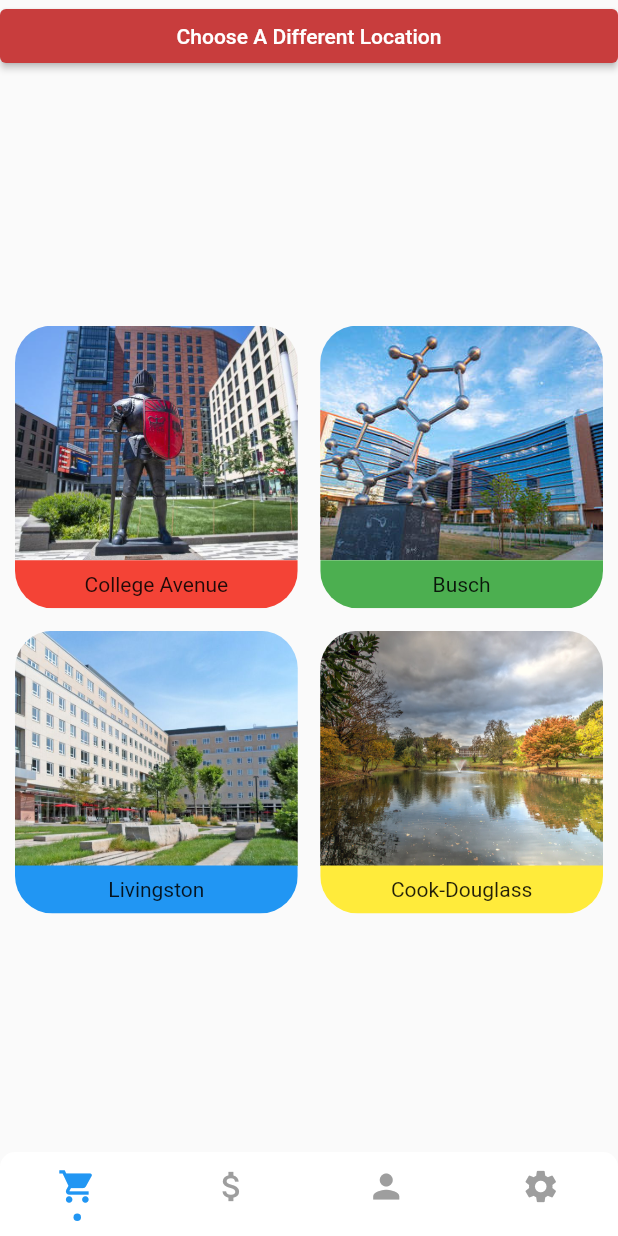
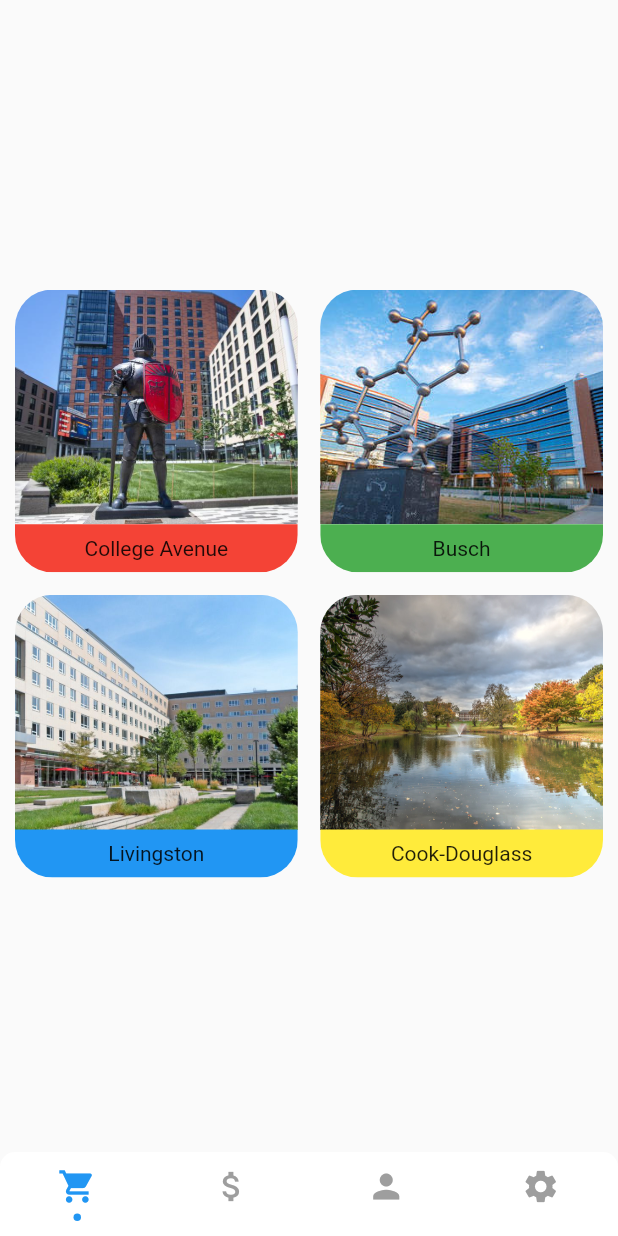
Before and after one commit to SoPat712/RUSwipeShare, a Flutter app: the screen it shows once a user with an empty profile is signed in, on a phone screen of 412 x 824 dp. Run offline on Flutter 3.47's test engine with Material 2 defaults, Android fonts, the phone set to English and light mode, and no system bars; drawn by our look-alikes of persistent_bottom_nav_bar; our stand-ins replace cloud_firestore, firebase_auth, firebase_core, firebase_database, flutter_credit_card; missing offline and left inert: dart:ffi, flutter_stripe, flutterfire_ui, material_dialogs; accounts and stored records are empty.

```diff
--- a/lib/buy.dart
+++ b/lib/buy.dart
@@ -16,19 +16,7 @@ class BuyScreen extends StatefulWidget {
 class _BuyScreenState extends State<BuyScreen> {
   @override
   Widget build(BuildContext context) {
-    TimeOfDay _time = TimeOfDay.now();
-    return Scaffold(
-      body: Column(
-        children: [
-          Container(
-            width: double.infinity,
-            child: ElevatedButton(
-                onPressed: () {}, child: Text("Choose A Different Location")),
-          ),
-          const Expanded(child: ContentDisplay()),
-        ],
-      ),
-    );
+    return ContentDisplay();
   }
 }
 
@@ -173,12 +161,16 @@ class ContentDisplay extends StatefulWidget {
 class _CampusGridViewState extends State<ContentDisplay> {
   CampusState _currentState = CampusState.campuses;
   List<String> _diningOptions = List.empty();
-  String selectedLocation = "";
+  String _selectedLocation = "";
   @override
   Widget build(BuildContext context) {
     switch (_currentState) {
       case CampusState.campuses:
-        return Center(
+        return Scaffold(
+          body: Column(
+            children: [
+              Expanded(
+                  child: Center(
                 child: GridView.count(
                   shrinkWrap: true,
                   physics: NeverScrollableScrollPhysics(),
@@ -286,9 +278,27 @@ class _CampusGridViewState extends State<ContentDisplay> {
                     ),
                   ],
                 ),
+              )),
+            ],
+          ),
         );
       case CampusState.list_options:
-        return ListView.builder(
+        return Scaffold(
+            body: Column(
+          children: [
+            Container(
+              width: double.infinity,
+              child: ElevatedButton(
+                  onPressed: () {
+                    setState(() {
+                      _currentState = CampusState.campuses;
+                    });
+                  },
+                  child: Text("Choose A Different Location")),
+            ),
+            Expanded(
+              child: ListView.builder(
+                physics: BouncingScrollPhysics(),
                 itemCount: _diningOptions.length,
                 padding: EdgeInsets.zero,
                 itemBuilder: (BuildContext context, int index) {
@@ -296,7 +306,7 @@ class _CampusGridViewState extends State<ContentDisplay> {
                     onTap: () {
                       setState(() {
                         _currentState = CampusState.offers;
-                    selectedLocation = _diningOptions.elementAt(index);
+                        _selectedLocation = _diningOptions.elementAt(index);
                       });
                     },
                     child: Container(
@@ -324,10 +334,34 @@ class _CampusGridViewState extends State<ContentDisplay> {
                       ),
                     ),
                   );
+                },
+              ),
+            ),
+          ],
+        ));
+      case CampusState.offers:
+        return Column(
+          children: [
+            Row(mainAxisAlignment: MainAxisAlignment.spaceEvenly, children: [
+              Flexible(
+                flex: 8,
+                fit: FlexFit.tight,
+                child: ElevatedButton(
+                    onPressed: () {
+                      setState(() {
+                        _currentState = CampusState.campuses;
                       });
-
-      case CampusState.offers:
-        return ListView.builder(
+                    },
+                    child: const Text("Choose A Different Location")),
+              ),
+              Flexible(
+                  flex: 2,
+                  child: ElevatedButton(
+                      onPressed: () {}, child: const Icon(Icons.filter_list)))
+            ]),
+            Expanded(
+              child: ListView.builder(
+                  physics: BouncingScrollPhysics(),
                   itemCount: 30,
                   padding: EdgeInsets.zero,
                   itemBuilder: (BuildContext context, int index) {
@@ -370,12 +404,15 @@ class _CampusGridViewState extends State<ContentDisplay> {
                               flex: 7,
                               child: Container(
                                 color: Colors.red,
-                          margin: EdgeInsets.only(top: 4, left: 4, bottom: 4),
+                                margin:
+                                    EdgeInsets.only(top: 4, left: 4, bottom: 4),
                                 child: Column(
                                   crossAxisAlignment: CrossAxisAlignment.start,
                                   children: [
                                     Text(
-                                entries[index % entries.length],
+                                      entries[index % entries.length] +
+                                          " " +
+                                          _selectedLocation,
                                       textAlign: TextAlign.start,
                                       overflow: TextOverflow.ellipsis,
                                       style: const TextStyle(fontSize: 24),
@@ -391,7 +428,8 @@ class _CampusGridViewState extends State<ContentDisplay> {
                                     ),
                                     Expanded(
                                       child: Column(
-                                  mainAxisAlignment: MainAxisAlignment.end,
+                                        mainAxisAlignment:
+                                            MainAxisAlignment.end,
                                         children: const [
                                           Text(
                                             '88:88PM - 88:88PM',
@@ -421,7 +459,10 @@ class _CampusGridViewState extends State<ContentDisplay> {
                         ),
                       ),
                     );
-            });
+                  }),
+            ),
+          ],
+        );
     }
   }
 }
```
Lines whose indentation alone changed are shown as unchanged.
